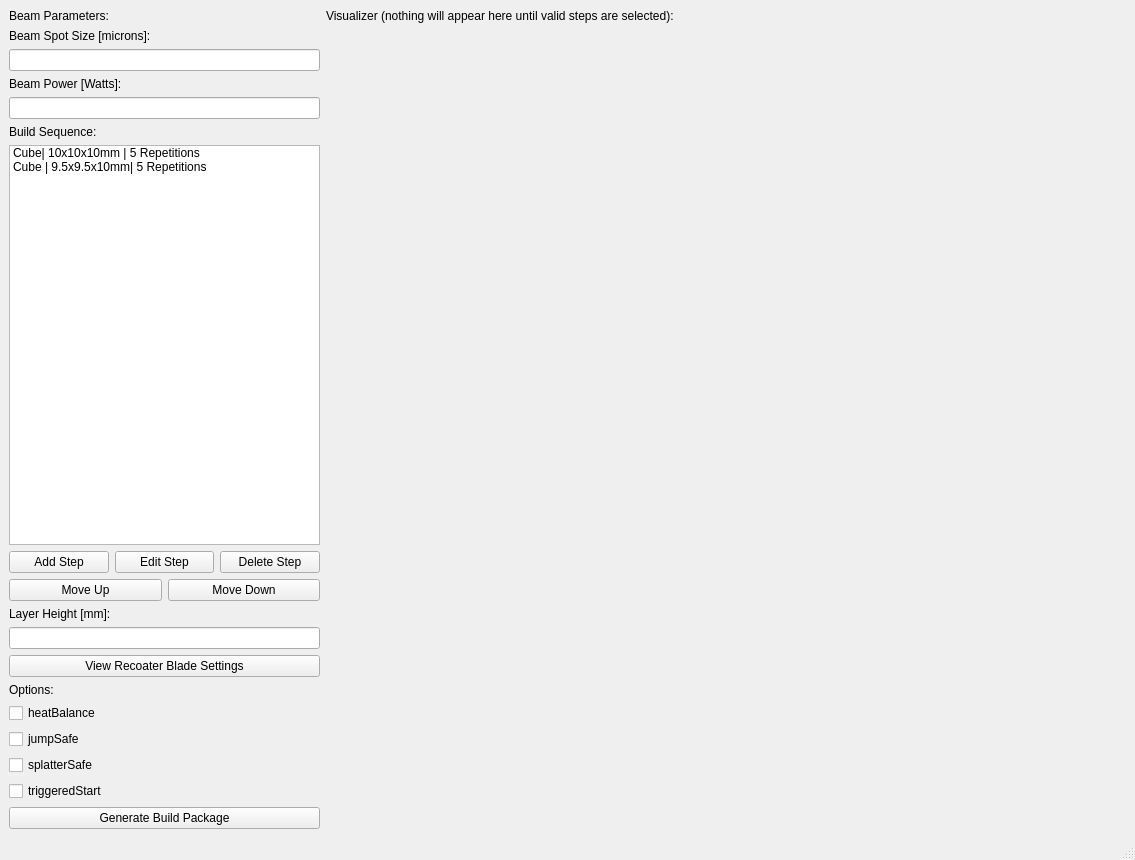
Qt form v0_yeahobpuknowme.ui (TKAles/OBPYeahUKnowMe) before a commit.
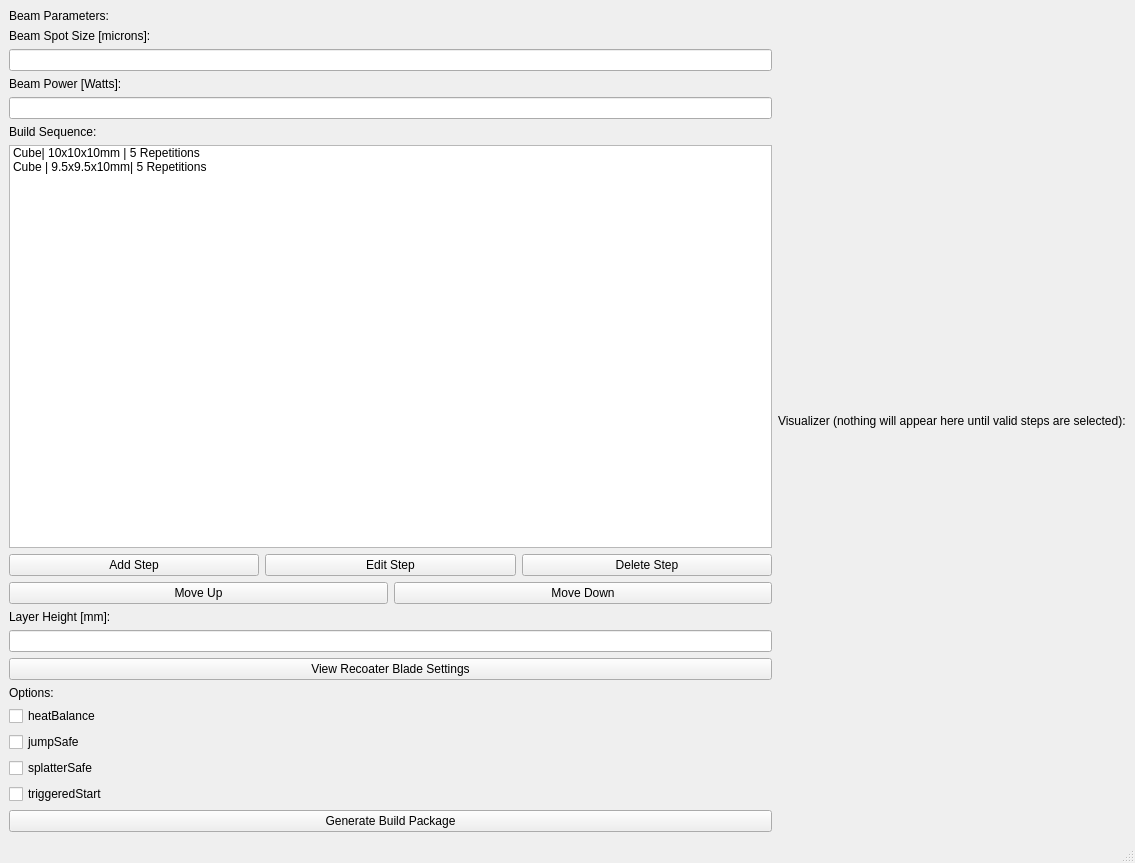
The same form after that commit.

Commit message: fixed layout issue

```diff
--- a/v0_yeahobpuknowme.ui
+++ b/v0_yeahobpuknowme.ui
@@ -7,7 +7,7 @@
     <x>0</x>
     <y>0</y>
     <width>1135</width>
-    <height>749</height>
+    <height>863</height>
    </rect>
   </property>
   <property name="windowTitle">
@@ -186,22 +186,6 @@
           </property>
          </widget>
         </item>
-        <item>
-         <widget class="QWidget" name="qwidget_matplotlib_window" native="true">
-          <property name="sizePolicy">
-           <sizepolicy hsizetype="MinimumExpanding" vsizetype="Maximum">
-            <horstretch>0</horstretch>
-            <verstretch>0</verstretch>
-           </sizepolicy>
-          </property>
-          <property name="minimumSize">
-           <size>
-            <width>800</width>
-            <height>800</height>
-           </size>
-          </property>
-         </widget>
-        </item>
        </layout>
       </item>
      </layout>
```
Left out of the diff: 2 changed lines with no effect on the pictures. The commit also changes 1 other file.
